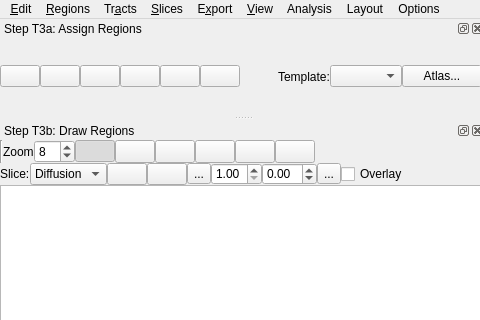
Qt form tracking/tracking_window.ui (frankyeh/DSI-Studio) before a commit; both pictures show x 0 to 480 and y 0 to 320 of the 1200 by 700 pixel window.
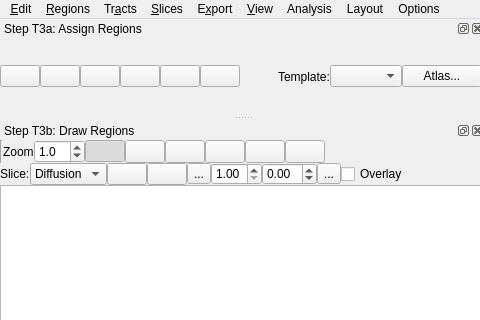
The same form after that commit. Icons and pictures are not drawn. Custom widgets are drawn as their Qt base class.

Commit message: [gui] change zoom to floating point

Patch:
```diff
--- a/tracking/tracking_window.ui
+++ b/tracking/tracking_window.ui
@@ -1477,15 +1477,21 @@
         </widget>
        </item>
        <item>
-        <widget class="QSpinBox" name="zoom">
-         <property name="minimum">
+        <widget class="QDoubleSpinBox" name="zoom">
+         <property name="decimals">
           <number>1</number>
          </property>
+         <property name="minimum">
+          <double>0.200000000000000</double>
+         </property>
          <property name="maximum">
-          <number>50</number>
+          <double>10.000000000000000</double>
+         </property>
+         <property name="singleStep">
+          <double>0.500000000000000</double>
          </property>
          <property name="value">
-          <number>8</number>
+          <double>1.000000000000000</double>
          </property>
         </widget>
        </item>
```
The commit also changes 5 other files.
